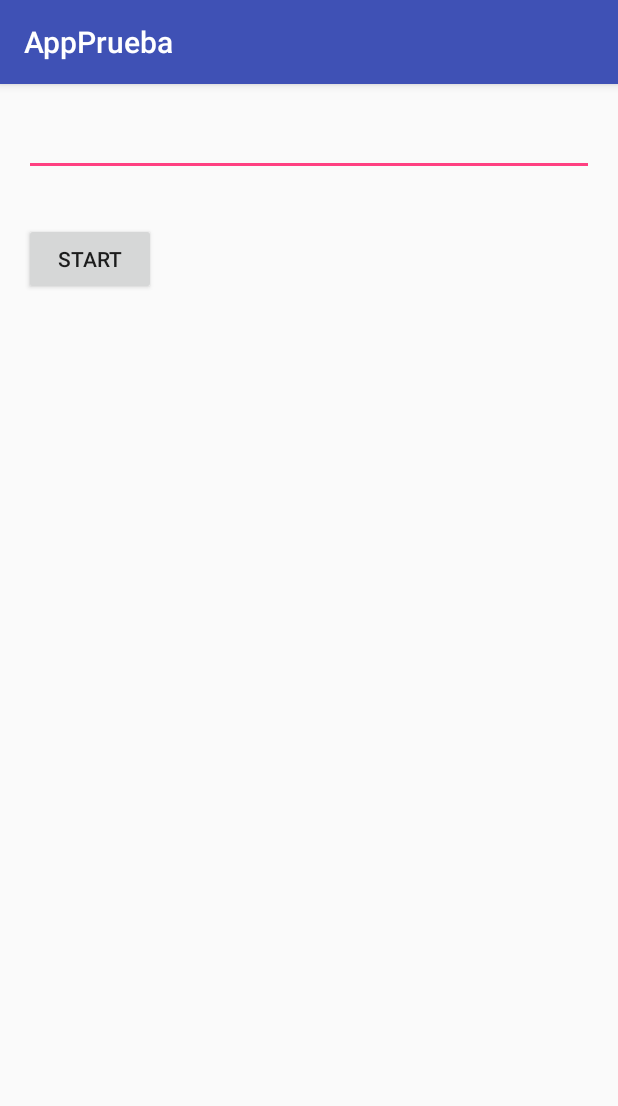
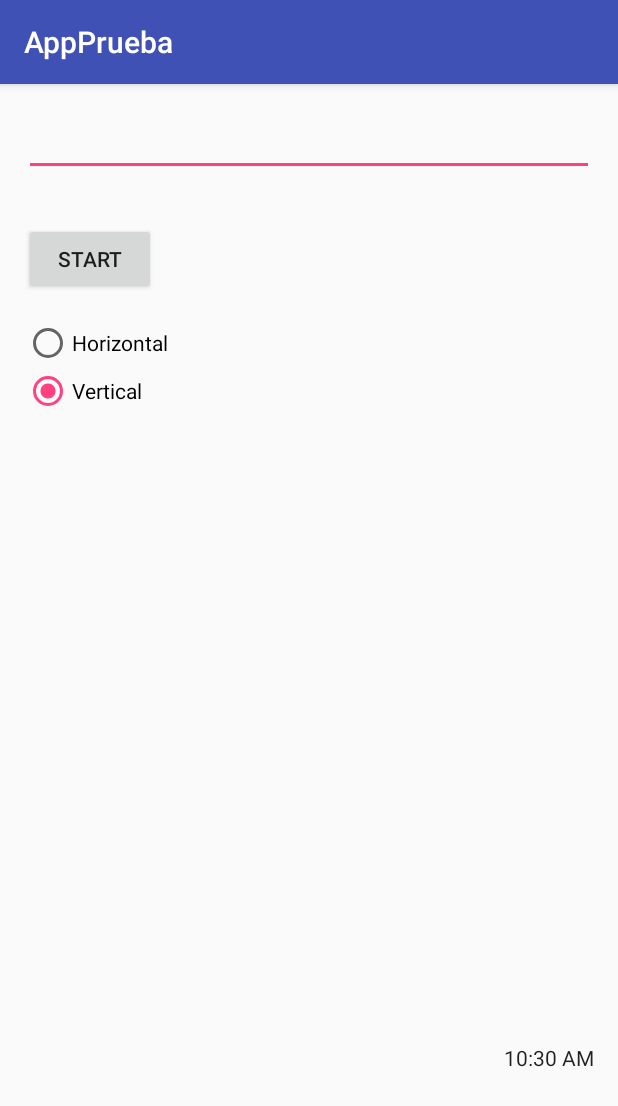
Before and after one commit to rayomundoperalta/AppPrueba, an Android app: the screen it shows after launch (MainActivity), on a phone screen of 412 x 824 dp. Shown: the top 1106 px of the screen. Run offline under Robolectric (Android 15) with nearby library versions, the phone set to English and light mode, and no system bars; our stand-ins replace data binding; 3 statements that could not run were skipped.

Commit message:
ejemplo capitulo 17 con reloj

```diff
--- a/app/src/main/java/mx/peta/appprueba/MainActivity.java
+++ b/app/src/main/java/mx/peta/appprueba/MainActivity.java
@@ -3,6 +3,9 @@ package mx.peta.appprueba;
 import android.support.v7.app.AppCompatActivity;
 import android.databinding.DataBindingUtil;
 import android.os.Bundle;
+import android.widget.LinearLayout;
+import android.widget.RadioGroup;
+import android.widget.TextClock;
 
 import mx.peta.appprueba.databinding.ActivityMainBinding;
 
@@ -15,6 +18,21 @@ public class MainActivity extends AppCompatActivity {
         ActivityMainBinding binding = DataBindingUtil.setContentView(this, R.layout.activity_main);
         MainActivityHandlers handler = new MainActivityHandlers();
         binding.setHandler(handler);
+        TextClock textClock;
+        textClock = (TextClock)findViewById(R.id.textClock);
 
+        final RadioGroup group1 = (RadioGroup) findViewById(R.id.orientation);
+        group1.setOnCheckedChangeListener(new RadioGroup.OnCheckedChangeListener() {
+            public void onCheckedChanged(RadioGroup group, int checkedId) {
+                switch (checkedId) {
+                    case R.id.horizontal:
+                        group.setOrientation(LinearLayout.HORIZONTAL);
+                        break;
+                    case R.id.vertical:
+                        group.setOrientation(LinearLayout.VERTICAL);
+                        break;
+                }
+            }
+        });
     }
 }
--- a/app/src/main/res/layout/activity_main.xml
+++ b/app/src/main/res/layout/activity_main.xml
@@ -25,7 +25,7 @@
             />
 
         <Button
-            android:id="@+id/button1"
+            android:id="@+id/button"
             android:layout_width="wrap_content"
             android:layout_height="wrap_content"
             android:layout_alignLeft="@+id/main_input"
@@ -34,6 +34,43 @@
             android:onClick="@{handler.onClick}"
             android:text="Start" />
 
+        <TextClock
+            android:layout_width="wrap_content"
+            android:layout_height="wrap_content"
+            android:id="@+id/textClock"
+            android:layout_alignParentBottom="true"
+            android:layout_alignParentRight="true"
+            android:layout_alignParentEnd="true"
+            android:layout_marginBottom="93dp" />
+
+        <RadioGroup
+            android:id="@+id/orientation"
+            android:layout_below="@id/button"
+            android:layout_width="match_parent"
+            android:layout_height="wrap_content"
+            android:layout_marginTop="16dp">
+
+            <RadioButton
+                android:id="@+id/horizontal"
+                android:layout_width="wrap_content"
+                android:layout_height="wrap_content"
+                android:text="Horizontal"
+                android:layout_below="@+id/button1"
+                android:layout_alignParentLeft="true"
+                android:layout_alignParentStart="true">
+            </RadioButton>
+
+            <RadioButton
+                android:id="@+id/vertical"
+                android:layout_width="wrap_content"
+                android:layout_height="wrap_content"
+                android:checked="true"
+                android:text="Vertical"
+                android:layout_below="@+id/horizontal"
+                android:layout_alignParentLeft="true"
+                android:layout_alignParentStart="true">
+            </RadioButton>
+        </RadioGroup>
     </RelativeLayout>
 
 </layout>
```
